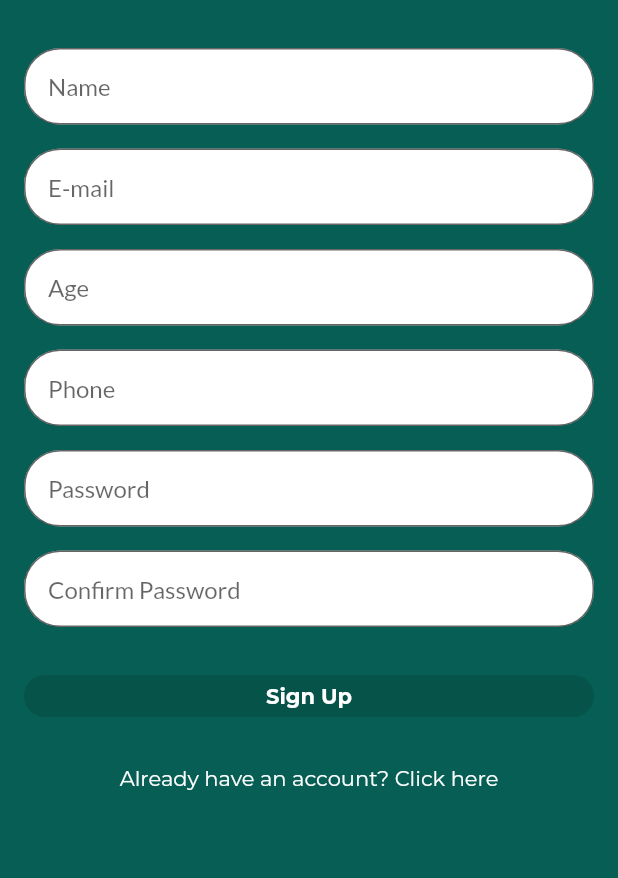
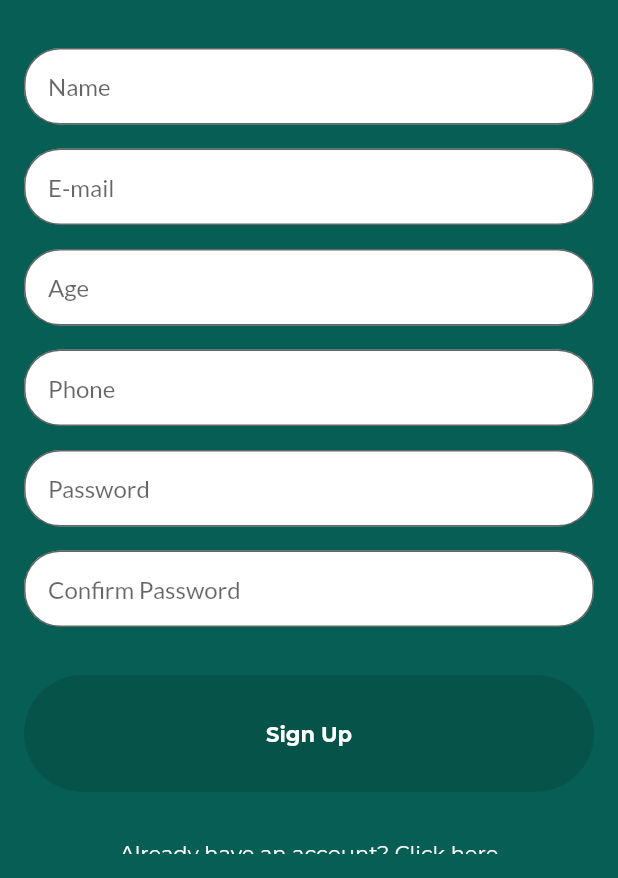
Before and after one commit to ravelinejunior/whats_flutter_2022, a Flutter app: the SignupScreen screen opened directly, scrolled down 108 dp, on a phone screen of 412 x 824 dp, the part 358-1236 px from its top. Run offline on Flutter 3.47's test engine with Material 2 defaults, Android fonts, the phone set to English and light mode, and no system bars; our stand-ins replace brasil_fields, flutter_mobx, google_fonts, mobx; generated files the repository leaves out were written again.

Commit message:
Send signup

```diff
--- a/lib/main.dart
+++ b/lib/main.dart
@@ -25,6 +25,7 @@ class MyApp extends StatelessWidget {
           elevation: 0,
         ),
         primaryColor: const Color(0xff075E54),
+        errorColor: Colors.white,
       ),
       debugShowCheckedModeBanner: false,
       home: const HomeScreen(),
--- a/lib/screens/signup_screen/signup_screen.dart
+++ b/lib/screens/signup_screen/signup_screen.dart
@@ -255,19 +255,16 @@ class SignupScreen extends StatelessWidget {
                     );
                   } else {
                     return SizedBox(
-                      height: 60,
+                      height: MediaQuery.of(context).size.height / 7.5,
                       child: InkWell(
                         onTap: store.setInvalidSendPressed,
                         child: Container(
-                          height: MediaQuery.of(context).size.height / 9,
                           padding: const EdgeInsets.only(
                             bottom: 32,
                           ),
                           child: Observer(builder: (_) {
                             return ElevatedButton(
-                              onPressed: store.sendPressedValid != null
-                                  ? store.sendPressedValid!()
-                                  : null,
+                              onPressed: store.sendPressedValid as Function()?,
                               style: ElevatedButton.styleFrom(
                                 shape: const StadiumBorder(),
                                 primary: Colors.teal,
```
